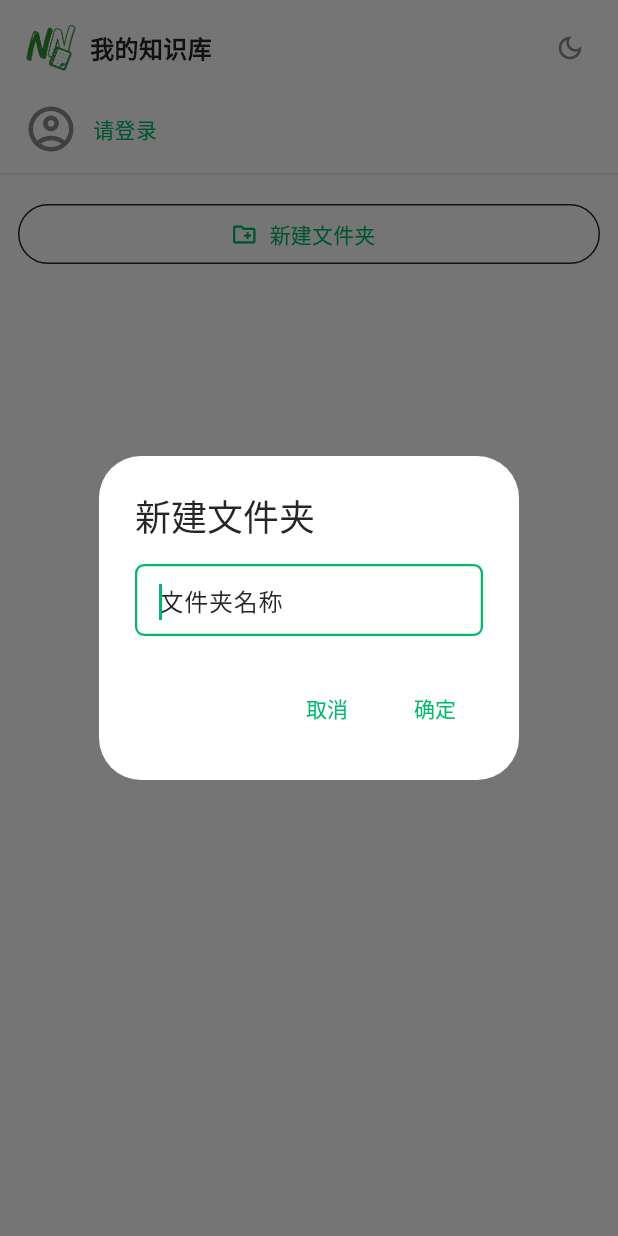
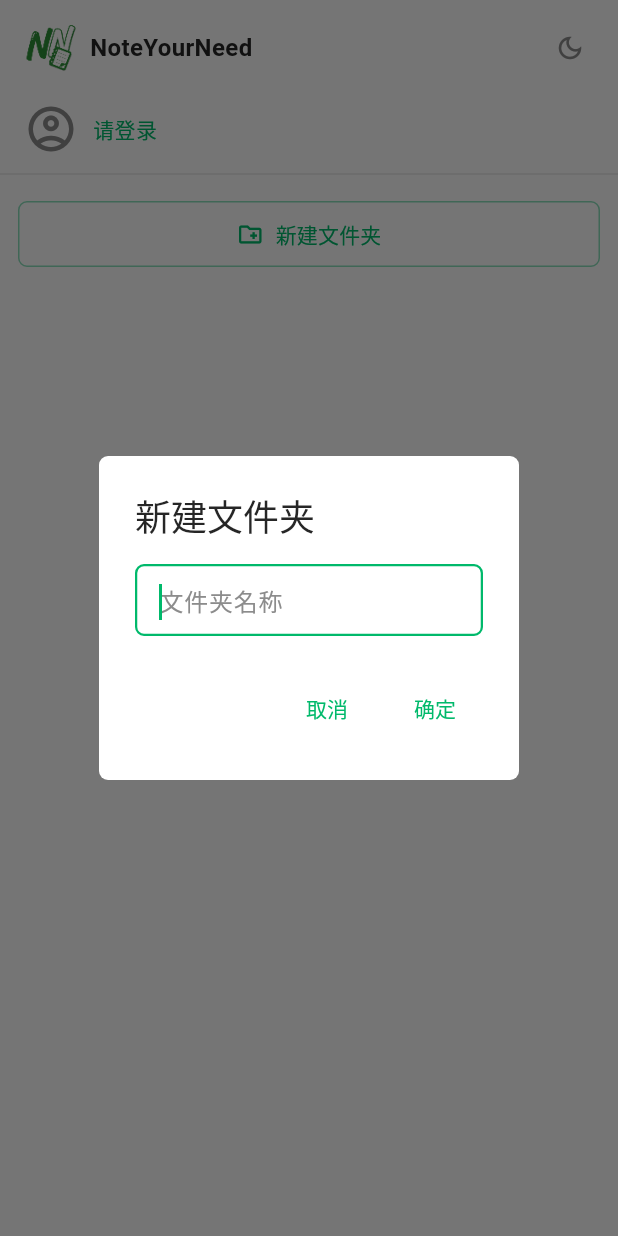
Before and after one commit to rontowerdragonsingingZi/JLX, a Flutter app: the screen it shows after launch, after a tap on "新建文件夹", on a phone screen of 412 x 824 dp. Run offline on Flutter 3.47's test engine with Material 3 defaults, Android fonts, the phone set to English and light mode, and no system bars; our stand-ins replace file_picker, shared_preferences, sqflite, sqflite_common_ffi, sqflite_common_ffi_web; missing offline and left inert: flutter_quill, markdown, markdown_quill; accounts and stored records are empty.

Commit message:
fix:修正文本/修正UI样式

```diff
--- a/yuque_notes/lib/app.dart
+++ b/yuque_notes/lib/app.dart
@@ -2,6 +2,7 @@ import 'package:flutter/material.dart';
 import 'package:flutter_localizations/flutter_localizations.dart';
 import 'package:flutter_quill/flutter_quill.dart';
 
+import 'app_branding.dart';
 import 'data/models/user.dart';
 import 'screens/workspace/workspace_screen.dart';
 import 'services/cloud_auth_api.dart';
@@ -80,8 +81,9 @@ class _YuqueNotesAppState extends State<YuqueNotesApp> {
 
   @override
   Widget build(BuildContext context) {
+    // theme / darkTheme 对 Windows 与 Android 同时生效，无平台分支。
     return MaterialApp(
-      title: '语雀笔记',
+      title: AppBranding.fullName,
       debugShowCheckedModeBanner: false,
       theme: buildLightTheme(),
       darkTheme: buildDarkTheme(),
--- /dev/null
+++ b/yuque_notes/lib/app_branding.dart
@@ -0,0 +1,17 @@
+/// 跨平台品牌文案（Windows / Android 共用逻辑，展示名由平台配置配合）。
+class AppBranding {
+  AppBranding._();
+
+  /// 完整应用名（窗口标题、应用内标题、桌面端显示名）。
+  static const String fullName = 'NoteYourNeed';
+
+  /// 手机桌面图标下的短名。
+  static const String shortName = 'NN';
+
+  /// 论坛名称（登录/注册文案）。
+  static const String forumName = 'NN论坛';
+
+  static String get loginTitle => '登录$forumName';
+
+  static String get registerTitle => '注册$forumName';
+}
--- a/yuque_notes/lib/screens/auth/auth_dialog.dart
+++ b/yuque_notes/lib/screens/auth/auth_dialog.dart
@@ -1,5 +1,6 @@
 import 'package:flutter/material.dart';
 
+import '../../app_branding.dart';
 import '../../data/models/cloud_auth_result.dart';
 import '../../services/cloud_auth_api.dart';
 import '../../services/forum/forum_cloud_auth_api.dart';
@@ -166,7 +167,7 @@ class _AuthDialogState extends State<AuthDialog> {
               Center(child: AppLogo(size: compact ? 64 : 88)),
               const SizedBox(height: 16),
               Text(
-                isLogin ? '登录云端论坛' : '注册云端论坛',
+                isLogin ? AppBranding.loginTitle : AppBranding.registerTitle,
                 textAlign: TextAlign.center,
                 style: TextStyle(
                   fontSize: 20,
@@ -218,6 +219,7 @@ class _AuthDialogState extends State<AuthDialog> {
                     width: double.infinity,
                     child: OutlinedButton(
                       onPressed: _sendingCode ? null : _sendVerificationCode,
+                      style: buildAppOutlinedButtonStyle(colors),
                       child: _sendingCode
                           ? const SizedBox(
                               height: 18,
@@ -246,6 +248,7 @@ class _AuthDialogState extends State<AuthDialog> {
                         child: OutlinedButton(
                           onPressed:
                               _sendingCode ? null : _sendVerificationCode,
+                          style: buildAppOutlinedButtonStyle(colors),
                           child: _sendingCode
                               ? const SizedBox(
                                   height: 18,
--- a/yuque_notes/lib/screens/workspace/workspace_screen.dart
+++ b/yuque_notes/lib/screens/workspace/workspace_screen.dart
@@ -11,6 +11,7 @@ import '../../services/avatar_service.dart';
 import '../../services/cloud_auth_api.dart';
 import '../../services/community_sync_service.dart';
 import '../../services/session_service.dart';
+import '../../app_branding.dart';
 import '../../theme/app_theme.dart';
 import '../../utils/responsive_layout.dart';
 import '../../widgets/app_logo.dart';
@@ -489,10 +490,11 @@ class _WorkspaceScreenState extends State<WorkspaceScreen> {
         children: [
           AppLogo(size: compact ? 36 : 44),
           const SizedBox(width: 8),
-          const Expanded(
+          Expanded(
             child: Text(
-              '我的知识库',
-              style: TextStyle(
+              // 应用内全名；手机桌面图标短名见 Android label「NN」。
+              AppBranding.fullName,
+              style: const TextStyle(
                 fontSize: 16,
                 fontWeight: FontWeight.w600,
               ),
--- a/yuque_notes/lib/theme/app_theme.dart
+++ b/yuque_notes/lib/theme/app_theme.dart
@@ -104,9 +104,39 @@ extension AppThemeContext on BuildContext {
       Theme.of(this).extension<AppThemeColors>() ?? AppThemeColors.light;
 }
 
+/// Windows / Android 共用的描边按钮样式（浅绿边 + 主题绿字，对齐登录框）。
+ButtonStyle buildAppOutlinedButtonStyle(AppThemeColors colors) {
+  final outlineSoft = colors.border;
+  final outlineAccent = colors.primary.withValues(alpha: 0.45);
+  return OutlinedButton.styleFrom(
+    foregroundColor: colors.primary,
+    backgroundColor: colors.sidebar,
+    disabledForegroundColor: colors.textSecondary.withValues(alpha: 0.5),
+    padding: const EdgeInsets.symmetric(horizontal: 16, vertical: 12),
+    side: BorderSide(color: outlineAccent),
+    shape: RoundedRectangleBorder(borderRadius: BorderRadius.circular(6)),
+  ).copyWith(
+    side: WidgetStateProperty.resolveWith((states) {
+      if (states.contains(WidgetState.disabled)) {
+        return BorderSide(color: outlineSoft);
+      }
+      if (states.contains(WidgetState.pressed) ||
+          states.contains(WidgetState.focused) ||
+          states.contains(WidgetState.hovered)) {
+        return BorderSide(color: colors.primary, width: 1.5);
+      }
+      return BorderSide(color: outlineAccent);
+    }),
+  );
+}
+
 ThemeData buildAppTheme({required Brightness brightness}) {
   final colors =
       brightness == Brightness.dark ? AppThemeColors.dark : AppThemeColors.light;
+
+  // 与登录输入框一致：默认浅描边，强调/聚焦用主题绿，避免 M3 默认黑框。
+  final outlineSoft = colors.border;
+  final outlineAccent = colors.primary.withValues(alpha: 0.45);
 
   final colorScheme = ColorScheme(
     brightness: brightness,
@@ -114,17 +144,32 @@ ThemeData buildAppTheme({required Brightness brightness}) {
     onPrimary: Colors.white,
     secondary: const Color(0xFF1677FF),
     onSecondary: Colors.white,
+    secondaryContainer: colors.selected,
+    onSecondaryContainer: colors.primary,
     error: colors.error,
     onError: Colors.white,
     surface: colors.sidebar,
     onSurface: colors.textPrimary,
+    surfaceContainerHighest: colors.hover,
+    outline: outlineSoft,
+    outlineVariant: outlineSoft,
+  );
+
+  final softRounded = RoundedRectangleBorder(
+    borderRadius: BorderRadius.circular(6),
   );
 
   return ThemeData(
+    // 同一套 Theme：Windows / Android 共用，不用平台自适应密度，避免边框观感不一致。
     useMaterial3: true,
     brightness: brightness,
     colorScheme: colorScheme,
+    visualDensity: VisualDensity.standard,
+    materialTapTargetSize: MaterialTapTargetSize.padded,
     scaffoldBackgroundColor: colors.background,
+    canvasColor: colors.sidebar,
+    cardColor: colors.sidebar,
+    dividerColor: outlineSoft,
     extensions: [colors],
     appBarTheme: AppBarTheme(
       backgroundColor: colors.sidebar,
@@ -135,6 +180,16 @@ ThemeData buildAppTheme({required Brightness brightness}) {
     ),
     dialogTheme: DialogThemeData(
       backgroundColor: colors.sidebar,
+      surfaceTintColor: Colors.transparent,
+      shape: softRounded,
+    ),
+    cardTheme: CardThemeData(
+      color: colors.sidebar,
+      surfaceTintColor: Colors.transparent,
+      elevation: 0,
+      shape: softRounded.copyWith(
+        side: BorderSide(color: outlineSoft),
+      ),
     ),
     inputDecorationTheme: InputDecorationTheme(
       filled: true,
@@ -142,17 +197,30 @@ ThemeData buildAppTheme({required Brightness brightness}) {
           ? const Color(0xFF2A2A2A)
           : Colors.white,
       labelStyle: TextStyle(color: colors.textSecondary),
+      hintStyle: TextStyle(color: colors.textSecondary),
       border: OutlineInputBorder(
         borderRadius: BorderRadius.circular(6),
-        borderSide: BorderSide(color: colors.border),
+        borderSide: BorderSide(color: outlineSoft),
       ),
       enabledBorder: OutlineInputBorder(
         borderRadius: BorderRadius.circular(6),
-        borderSide: BorderSide(color: colors.border),
+        borderSide: BorderSide(color: outlineSoft),
+      ),
+      disabledBorder: OutlineInputBorder(
+        borderRadius: BorderRadius.circular(6),
+        borderSide: BorderSide(color: outlineSoft.withValues(alpha: 0.7)),
       ),
       focusedBorder: OutlineInputBorder(
         borderRadius: BorderRadius.circular(6),
         borderSide: BorderSide(color: colors.primary, width: 1.5),
+      ),
+      errorBorder: OutlineInputBorder(
+        borderRadius: BorderRadius.circular(6),
+        borderSide: BorderSide(color: colors.error),
+      ),
+      focusedErrorBorder: OutlineInputBorder(
+        borderRadius: BorderRadius.circular(6),
+        borderSide: BorderSide(color: colors.error, width: 1.5),
       ),
       contentPadding: const EdgeInsets.symmetric(horizontal: 12, vertical: 12),
     ),
@@ -162,7 +230,20 @@ ThemeData buildAppTheme({required Brightness brightness}) {
         foregroundColor: Colors.white,
         elevation: 0,
         padding: const EdgeInsets.symmetric(horizontal: 20, vertical: 12),
-        shape: RoundedRectangleBorder(borderRadius: BorderRadius.circular(6)),
+        shape: softRounded,
+      ),
+    ),
+    // 「新建文件夹」「发送验证码」等：Windows / Android 同一套描边样式。
+    outlinedButtonTheme: OutlinedButtonThemeData(
+      style: buildAppOutlinedButtonStyle(colors),
+    ),
+    filledButtonTheme: FilledButtonThemeData(
+      style: FilledButton.styleFrom(
+        foregroundColor: colors.primary,
+        backgroundColor: colors.selected,
+        disabledForegroundColor: colors.textSecondary.withValues(alpha: 0.5),
+        padding: const EdgeInsets.symmetric(horizontal: 16, vertical: 10),
+        shape: softRounded,
       ),
     ),
     textButtonTheme: TextButtonThemeData(
@@ -171,8 +252,9 @@ ThemeData buildAppTheme({required Brightness brightness}) {
       ),
     ),
     dividerTheme: DividerThemeData(
-      color: colors.border,
+      color: outlineSoft,
       thickness: 1,
+      space: 1,
     ),
     iconButtonTheme: IconButtonThemeData(
       style: IconButton.styleFrom(
@@ -182,8 +264,29 @@ ThemeData buildAppTheme({required Brightness brightness}) {
     chipTheme: ChipThemeData(
       backgroundColor: colors.selected,
       labelStyle: TextStyle(color: colors.primary, fontSize: 12),
-      side: BorderSide(color: colors.primary.withValues(alpha: 0.3)),
+      side: BorderSide(color: outlineAccent),
       padding: const EdgeInsets.symmetric(horizontal: 4),
+      shape: softRounded,
+    ),
+    popupMenuTheme: PopupMenuThemeData(
+      color: colors.sidebar,
+      surfaceTintColor: Colors.transparent,
+      shape: softRounded,
+      textStyle: TextStyle(color: colors.textPrimary, fontSize: 14),
+    ),
+    menuTheme: MenuThemeData(
+      style: MenuStyle(
+        backgroundColor: WidgetStatePropertyAll(colors.sidebar),
+        surfaceTintColor: const WidgetStatePropertyAll(Colors.transparent),
+        shape: WidgetStatePropertyAll(softRounded),
+        side: WidgetStatePropertyAll(BorderSide(color: outlineSoft)),
+      ),
+    ),
+    snackBarTheme: SnackBarThemeData(
+      backgroundColor: colors.textPrimary,
+      contentTextStyle: TextStyle(color: colors.sidebar),
+      behavior: SnackBarBehavior.floating,
+      shape: softRounded,
     ),
   );
 }
--- a/yuque_notes/lib/widgets/document_editor_panel.dart
+++ b/yuque_notes/lib/widgets/document_editor_panel.dart
@@ -281,14 +281,24 @@ class _DocumentEditorPanelState extends State<DocumentEditorPanel> {
     return actions;
   }
 
-  /// Windows：完整 Quill 工具条（可用鼠标悬停看说明）。
+  /// Windows / 宽屏：完整 Quill 工具条（可用鼠标悬停看说明）。
   Widget _buildDesktopToolbar(AppThemeColors colors) {
     return Material(
       color: colors.sidebar,
+      child: DecoratedBox(
+        decoration: BoxDecoration(
+          color: colors.sidebar,
+          border: Border(
+            bottom: BorderSide(color: colors.border),
+          ),
+        ),
         child: QuillSimpleToolbar(
           controller: _controller,
           config: QuillSimpleToolbarConfig(
             multiRowsDisplay: true,
+            color: colors.sidebar,
+            sectionDividerColor: colors.border,
+            decoration: BoxDecoration(color: colors.sidebar),
             showFontFamily: false,
             showFontSize: true,
             showSearchButton: false,
@@ -326,6 +336,7 @@ class _DocumentEditorPanelState extends State<DocumentEditorPanel> {
                 onPressed: _resizeSelectedImage,
               ),
             ],
+          ),
         ),
       ),
     );
--- a/yuque_notes/lib/widgets/mobile_format_panel.dart
+++ b/yuque_notes/lib/widgets/mobile_format_panel.dart
@@ -231,6 +231,14 @@ class MobileFormatPanel extends StatelessWidget {
                               ),
                             ActionChip(
                               label: const Text('默认色'),
+                              side: BorderSide(
+                                color: colors.primary.withValues(alpha: 0.45),
+                              ),
+                              backgroundColor: colors.selected,
+                              labelStyle: TextStyle(
+                                color: colors.primary,
+                                fontSize: 12,
+                              ),
                               onPressed: () => _applyOrClear(
                                 const ColorAttribute(null),
                                 clear: true,
--- a/yuque_notes/lib/widgets/sidebar_tree.dart
+++ b/yuque_notes/lib/widgets/sidebar_tree.dart
@@ -61,6 +61,7 @@ class _SidebarTreeState extends State<SidebarTree> {
               Expanded(
                 child: OutlinedButton.icon(
                   onPressed: () => widget.onCreateFolder(null),
+                  style: buildAppOutlinedButtonStyle(colors),
                   icon: const Icon(Icons.create_new_folder_outlined, size: 18),
                   label: const Text('新建文件夹'),
                 ),
--- a/yuque_notes/pubspec.yaml
+++ b/yuque_notes/pubspec.yaml
@@ -1,5 +1,5 @@
 name: yuque_notes
-description: A Yuque-style note-taking app with nested folders and markdown documents.
+description: NoteYourNeed - note-taking app with nested folders and markdown documents.
 publish_to: 'none'
 version: 1.0.0+1
 
```
Also changed, not shown: 9 other files. Lines whose indentation alone changed are shown as unchanged.
